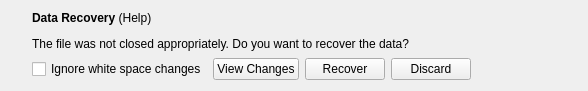
First picture: the form in part/swapfile/recoverwidget.ui, repository KDE/kate, before the edit.
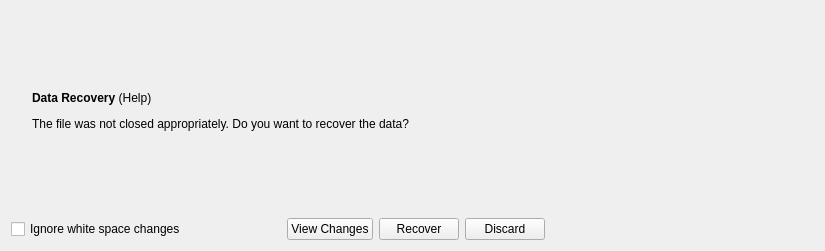
Second picture: the form after the edit. Custom widgets are drawn as their Qt base class.

Commit message: fix layout of recover widget

```diff
--- a/part/swapfile/recoverwidget.ui
+++ b/part/swapfile/recoverwidget.ui
@@ -6,10 +6,12 @@
    <rect>
     <x>0</x>
     <y>0</y>
-    <width>588</width>
-    <height>91</height>
+    <width>825</width>
+    <height>251</height>
    </rect>
   </property>
+  <layout class="QVBoxLayout" name="verticalLayout">
+   <item>
   <layout class="QHBoxLayout" name="horizontalLayout_2">
    <item>
     <widget class="QLabel" name="lblIcon">
@@ -25,8 +27,6 @@
     </widget>
    </item>
    <item>
-    <layout class="QVBoxLayout" name="verticalLayout">
-     <item>
       <widget class="QLabel" name="lblSwap">
        <property name="sizePolicy">
         <sizepolicy hsizetype="Expanding" vsizetype="Preferred">
@@ -45,6 +45,8 @@
        </property>
       </widget>
      </item>
+    </layout>
+   </item>
      <item>
       <layout class="QHBoxLayout" name="horizontalLayout">
        <item>
@@ -97,25 +99,20 @@
          </property>
         </widget>
        </item>
-      </layout>
-     </item>
-    </layout>
-   </item>
    <item>
     <spacer name="horizontalSpacer_2">
      <property name="orientation">
       <enum>Qt::Horizontal</enum>
      </property>
-     <property name="sizeType">
-      <enum>QSizePolicy::Expanding</enum>
-     </property>
      <property name="sizeHint" stdset="0">
       <size>
-       <width>0</width>
-       <height>0</height>
+         <width>40</width>
+         <height>20</height>
       </size>
      </property>
     </spacer>
+     </item>
+    </layout>
    </item>
   </layout>
  </widget>
```
Lines whose indentation alone changed are shown as unchanged.
